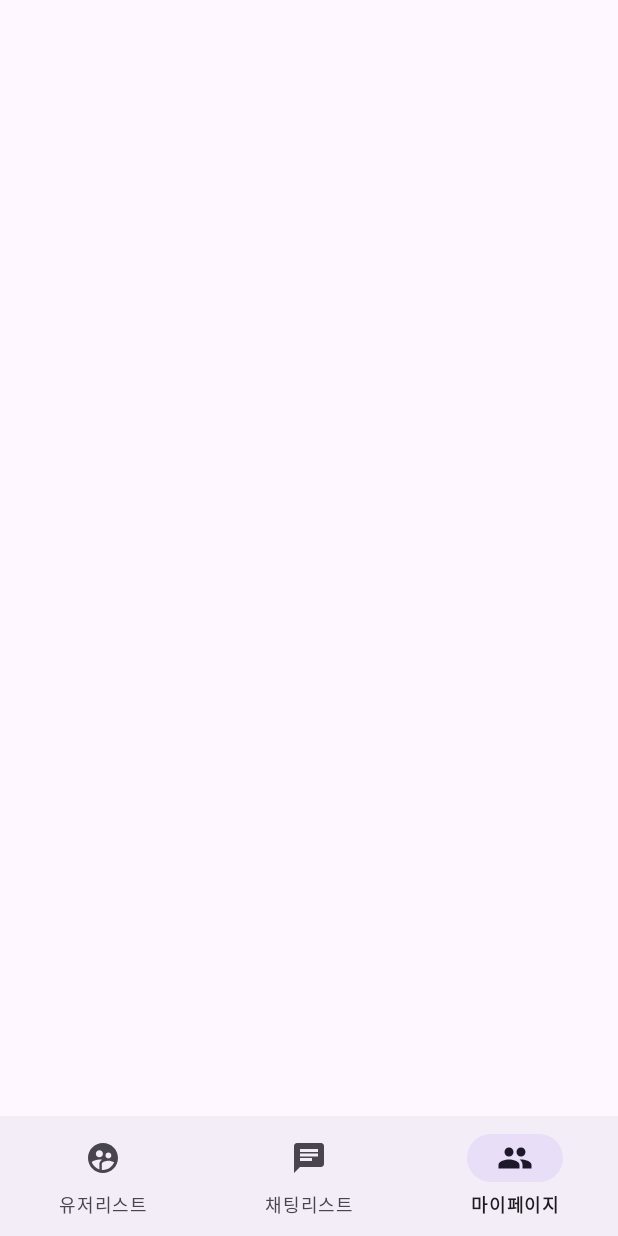
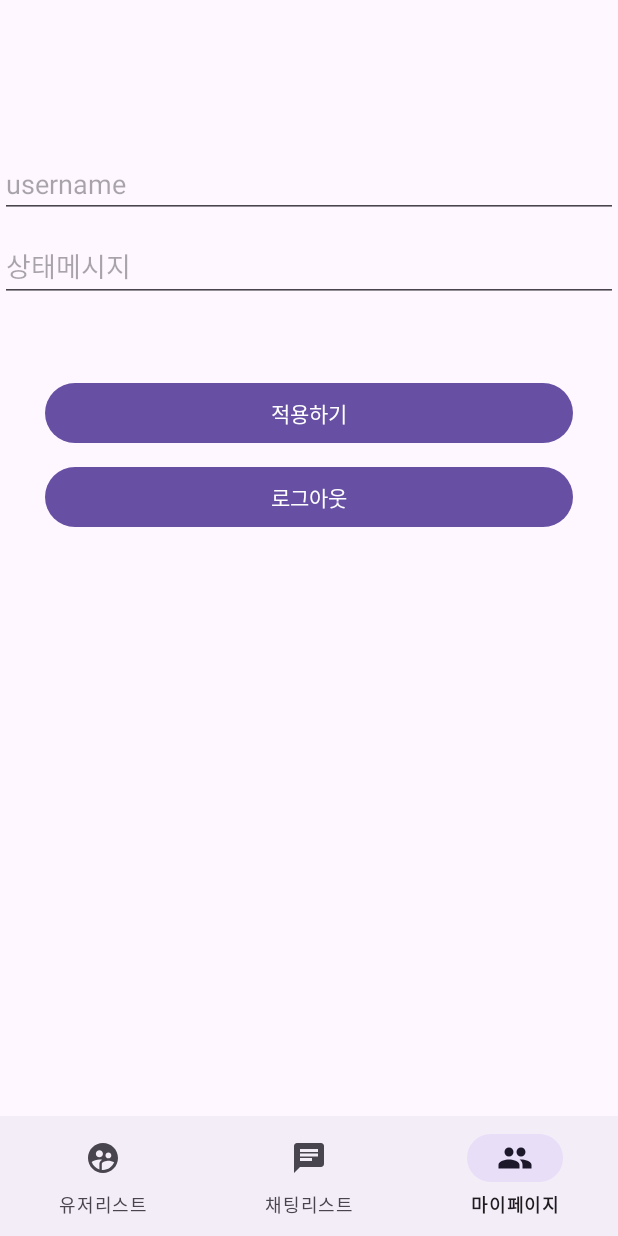
Before and after one commit to Jaeyong1114/ChatApp, an Android app: the screen it shows after launch once a user with an empty profile is signed in (MainActivity), item 3 of the bottom bar chosen, on a phone screen of 412 x 824 dp. Run offline under Robolectric (Android 15) with nearby library versions, the phone set to English and light mode, and no system bars; our stand-ins replace Firebase (no records; nobody signed in at launch, a user with empty details on screens opened directly).

Commit message:
chat Adapter and function

```diff
--- a/app/src/main/AndroidManifest.xml
+++ b/app/src/main/AndroidManifest.xml
@@ -13,6 +13,9 @@
         android:theme="@style/Theme.ChatApp"
         tools:targetApi="31">
         <activity
+            android:name=".chatdetail.ChatActivity"
+            android:exported="false" />
+        <activity
             android:name=".LoginActivity"
             android:exported="false" />
         <activity
--- a/app/src/main/java/com/example/chatapp/MainActivity.kt
+++ b/app/src/main/java/com/example/chatapp/MainActivity.kt
@@ -4,7 +4,10 @@ import android.content.Intent
 import androidx.appcompat.app.AppCompatActivity
 import android.os.Bundle
 import androidx.fragment.app.Fragment
+import androidx.fragment.app.FragmentTransaction
+import com.example.chatapp.chatlist.ChatListFragment
 import com.example.chatapp.databinding.ActivityMainBinding
+import com.example.chatapp.mypage.myPageFragment
 import com.example.chatapp.userlist.UserFragment
 import com.google.firebase.auth.ktx.auth
 import com.google.firebase.ktx.Firebase
@@ -12,6 +15,8 @@ import com.google.firebase.ktx.Firebase
 class MainActivity : AppCompatActivity() {
     private lateinit var binding : ActivityMainBinding
     private val userFragment = UserFragment()
+    private val chatListFragment = ChatListFragment()
+    private val myPageFragment = myPageFragment()
     override fun onCreate(savedInstanceState: Bundle?) {
         super.onCreate(savedInstanceState)
         binding = ActivityMainBinding.inflate(layoutInflater)
@@ -32,9 +37,11 @@ class MainActivity : AppCompatActivity() {
                     return@setOnItemSelectedListener true
                 }
                 R.id.chatRoomList ->{
+                    replaceFragment(chatListFragment)
                     return@setOnItemSelectedListener  true
                 }
                 R.id.myPage -> {
+                    replaceFragment(myPageFragment)
                     return@setOnItemSelectedListener  true
                 }
                 else ->{
@@ -42,6 +49,7 @@ class MainActivity : AppCompatActivity() {
                 }
             }
         }
+        replaceFragment(userFragment)
 
     }
 
--- /dev/null
+++ b/app/src/main/java/com/example/chatapp/mypage/myPageFragment.kt
@@ -0,0 +1,67 @@
+package com.example.chatapp.mypage
+
+import android.content.Intent
+import android.os.Bundle
+import android.util.Log
+import android.view.View
+import android.widget.Toast
+import androidx.fragment.app.Fragment
+import com.example.chatapp.Key.Companion.DB_USERS
+import com.example.chatapp.LoginActivity
+import com.example.chatapp.R
+import com.example.chatapp.databinding.FragmentMypageBinding
+import com.example.chatapp.userlist.UserItem
+import com.google.firebase.auth.ktx.auth
+import com.google.firebase.database.ktx.database
+import com.google.firebase.ktx.Firebase
+
+class myPageFragment : Fragment(R.layout.fragment_mypage) {
+
+    private lateinit var binding :FragmentMypageBinding
+
+    override fun onViewCreated(view: View, savedInstanceState: Bundle?) {
+        super.onViewCreated(view, savedInstanceState)
+        binding = FragmentMypageBinding.bind(view)
+
+        val currentUserId = Firebase.auth.currentUser?.uid?:""
+        val currentUserDB = Firebase.database.reference.child(DB_USERS).child(currentUserId)
+
+        currentUserDB.get().addOnSuccessListener {
+            val currentUserItem = it.getValue(UserItem::class.java) ?: return@addOnSuccessListener
+            Log.d("MainActivity","${currentUserItem}")
+
+            binding.userNameEditText.setText(currentUserItem.userName)
+            binding.descriptionEditText.setText(currentUserItem.description)
+
+        }
+
+
+
+        binding.applyButton.setOnClickListener {
+            val username = binding.userNameEditText.text.toString()
+            val description = binding.descriptionEditText.text.toString()
+
+            if(username.isEmpty()){
+                Toast.makeText(context,"유저 이름을 입력하세요",Toast.LENGTH_SHORT).show()
+                return@setOnClickListener
+            }
+
+
+            val user = mutableMapOf<String, Any>()
+            user["userName"] = username
+            user["description"] = description
+            currentUserDB.updateChildren(user)
+
+            //todo 파이어베이스 realtime database update
+        }
+
+        binding.signOutButton.setOnClickListener {
+            Firebase.auth.signOut()
+            startActivity(Intent(context, LoginActivity::class.java))
+            activity?.finish()
+
+        }
+
+
+    }
+}
--- a/app/src/main/java/com/example/chatapp/userlist/UserAdapter.kt
+++ b/app/src/main/java/com/example/chatapp/userlist/UserAdapter.kt
@@ -7,13 +7,17 @@ import androidx.recyclerview.widget.ListAdapter
 import androidx.recyclerview.widget.RecyclerView
 import com.example.chatapp.databinding.ItemUserBinding
 
-class UserAdapter : ListAdapter<UserItem,UserAdapter.ViewHolder>(diff){
+class UserAdapter(private val onClick:(UserItem) -> Unit) : ListAdapter<UserItem,UserAdapter.ViewHolder>(diff){
 
 
     inner class ViewHolder(private val binding: ItemUserBinding) : RecyclerView.ViewHolder(binding.root){
         fun bind(item: UserItem){
-            binding.nicknameTextView.text=item.username
+            binding.nicknameTextView.text=item.userName
             binding.descriptionTextView.text = item.description
+
+            binding.root.setOnClickListener{
+                onClick(item)
+            }
         }
     }
 
--- a/app/src/main/java/com/example/chatapp/userlist/UserFragment.kt
+++ b/app/src/main/java/com/example/chatapp/userlist/UserFragment.kt
@@ -1,11 +1,23 @@
 package com.example.chatapp.userlist
 
+import android.content.Intent
 import android.os.Bundle
 import android.view.View
 import androidx.fragment.app.Fragment
 import androidx.recyclerview.widget.LinearLayoutManager
+import com.example.chatapp.Key.Companion.DB_CHAT_ROOMS
+import com.example.chatapp.Key.Companion.DB_USERS
 import com.example.chatapp.R
+import com.example.chatapp.chatdetail.ChatActivity
+import com.example.chatapp.chatlist.ChatRoomItem
 import com.example.chatapp.databinding.FragmentUserlistBinding
+import com.google.firebase.auth.ktx.auth
+import com.google.firebase.database.DataSnapshot
+import com.google.firebase.database.DatabaseError
+import com.google.firebase.database.ValueEventListener
+import com.google.firebase.database.ktx.database
+import com.google.firebase.ktx.Firebase
+import java.util.UUID
 
 class UserFragment : Fragment(R.layout.fragment_userlist) {
 
@@ -16,11 +28,70 @@ class UserFragment : Fragment(R.layout.fragment_userlist) {
         super.onViewCreated(view, savedInstanceState)
         binding = FragmentUserlistBinding.bind(view) //view가 있으므로 inflate 로 새로안만들어줘도됨
 
-        val userListAdapter = UserAdapter()
+        val userListAdapter = UserAdapter{ otherUser ->
+            val myUserId = Firebase.auth.currentUser?.uid?: ""
+            val chatRoomDB = Firebase.database.reference.child(DB_CHAT_ROOMS).child(myUserId).child(otherUser.userId ?: "")
+
+            chatRoomDB.get().addOnSuccessListener {
+
+                var chatRoomId =""
+                if(it.value != null){
+                    //채팅방 존재
+                    val chatRoom = it.getValue(ChatRoomItem::class.java)
+                    chatRoomId = chatRoom?.chatRoomId ?: ""
+                } else {
+                    chatRoomId = UUID.randomUUID().toString()
+                    val newChatRoom = ChatRoomItem(
+                        chatRoomId = chatRoomId,
+                        otherUserName = otherUser.userName,
+                        otherUserId = otherUser.userId,
+                    )
+                    chatRoomDB.setValue(newChatRoom)
+                }
+                val intent = Intent(context, ChatActivity::class.java)
+                intent.putExtra(ChatActivity.EXTRA_OTHER_USER_ID,otherUser.userId)
+                intent.putExtra(ChatActivity.EXTRA_CHAT_ROOM_ID,chatRoomId)
+
+
+
+                startActivity(intent)
+
+            }
+
+
+
+        }
         binding.userListRecyclerView.apply{
             layoutManager = LinearLayoutManager(context)
             adapter = userListAdapter
 
         }
+        val currentUserId = Firebase.auth.currentUser?.uid?:""
+
+        Firebase.database.reference.child(DB_USERS).addListenerForSingleValueEvent(object: ValueEventListener{
+            override fun onDataChange(snapshot: DataSnapshot) {
+
+                val userItemList = mutableListOf<UserItem>()
+                snapshot.children.forEach{
+                    val user = it.getValue(UserItem::class.java)
+                    user ?: return
+                    if(user?.userId != currentUserId){
+                        userItemList.add(user)
+                    }
+
+                }
+                userListAdapter.submitList(userItemList)
+
+            }
+
+            override fun onCancelled(error: DatabaseError) {
+            }
+        })
+
+        userListAdapter.submitList(
+            mutableListOf<UserItem?>().apply{
+                add(UserItem("11","22","33"))
+            }
+        )
     }
 }
--- a/app/src/main/java/com/example/chatapp/userlist/UserItem.kt
+++ b/app/src/main/java/com/example/chatapp/userlist/UserItem.kt
@@ -1,8 +1,8 @@
 package com.example.chatapp.userlist
 
 data class UserItem(
-    val userId : String,
-    val username :String,
-    val description: String,
+    val userId : String? = null,
+    val userName: String? = null,
+    val description: String? = null,
 
 )
--- /dev/null
+++ b/app/src/main/res/layout/fragment_mypage.xml
@@ -0,0 +1,54 @@
+<?xml version="1.0" encoding="utf-8"?>
+<androidx.constraintlayout.widget.ConstraintLayout xmlns:android="http://schemas.android.com/apk/res/android"
+    android:layout_width="match_parent"
+    android:layout_height="match_parent"
+    xmlns:app="http://schemas.android.com/apk/res-auto"
+    xmlns:tools="http://schemas.android.com/tools">
+
+
+    <EditText
+        android:id="@+id/userNameEditText"
+        android:layout_width="0dp"
+        android:layout_height="wrap_content"
+        android:layout_marginTop="100dp"
+        android:hint="username"
+        android:inputType="text"
+        app:layout_constraintEnd_toEndOf="parent"
+        app:layout_constraintStart_toStartOf="parent"
+        app:layout_constraintTop_toTopOf="parent" />
+
+    <EditText
+        android:id="@+id/descriptionEditText"
+        android:layout_width="0dp"
+        android:layout_height="wrap_content"
+        android:layout_marginTop="8dp"
+        android:hint="상태메시지"
+        android:inputType="text"
+        app:layout_constraintEnd_toEndOf="parent"
+        app:layout_constraintStart_toStartOf="parent"
+        app:layout_constraintTop_toBottomOf="@id/userNameEditText" />
+
+    <Button
+        android:id="@+id/applyButton"
+        android:layout_width="0dp"
+        android:layout_height="wrap_content"
+        android:layout_marginStart="30dp"
+        android:layout_marginTop="50dp"
+        android:layout_marginEnd="30dp"
+        android:text="적용하기"
+        app:layout_constraintEnd_toEndOf="parent"
+        app:layout_constraintStart_toStartOf="parent"
+        app:layout_constraintTop_toBottomOf="@id/descriptionEditText" />
+
+    <Button
+        android:id="@+id/signOutButton"
+        android:layout_width="0dp"
+        android:layout_height="wrap_content"
+        android:layout_marginStart="30dp"
+        android:layout_marginTop="8dp"
+        android:layout_marginEnd="30dp"
+        android:text="로그아웃"
+        app:layout_constraintEnd_toEndOf="parent"
+        app:layout_constraintStart_toStartOf="parent"
+        app:layout_constraintTop_toBottomOf="@id/applyButton" />
+</androidx.constraintlayout.widget.ConstraintLayout>
```
Also changed, not shown: app/src/main/java/com/example/chatapp/Key.kt (added, +10 -0 lines), app/src/main/java/com/example/chatapp/LoginActivity.kt (+13 -1 lines), app/src/main/java/com/example/chatapp/chatdetail/ChatActivity.kt (added, +131 -0 lines), app/src/main/java/com/example/chatapp/chatdetail/ChatAdapter.kt (added, +59 -0 lines), app/src/main/java/com/example/chatapp/chatdetail/ChatItem.kt (added, +7 -0 lines), app/src/main/java/com/example/chatapp/chatlist/ChatListAdapter.kt (added, +47 -0 lines), app/src/main/java/com/example/chatapp/chatlist/ChatListFragment.kt (added, +59 -0 lines), app/src/main/java/com/example/chatapp/chatlist/ChatRoomItem.kt (added, +9 -0 lines), app/src/main/res/layout/activity_chat.xml (added, +42 -0 lines), app/src/main/res/layout/fragment_chatlist.xml (added, +13 -0 lines), app/src/main/res/layout/item_chat.xml (added, +32 -0 lines), app/src/main/res/layout/item_chatroom.xml (added, +42 -0 lines).
